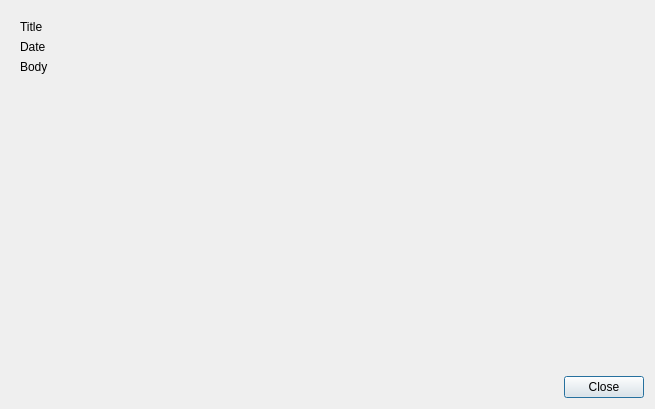
Above: src/qt/forms/showad.ui from CraigsCoin/CraigsCoin before the change. Below: the same form after it.
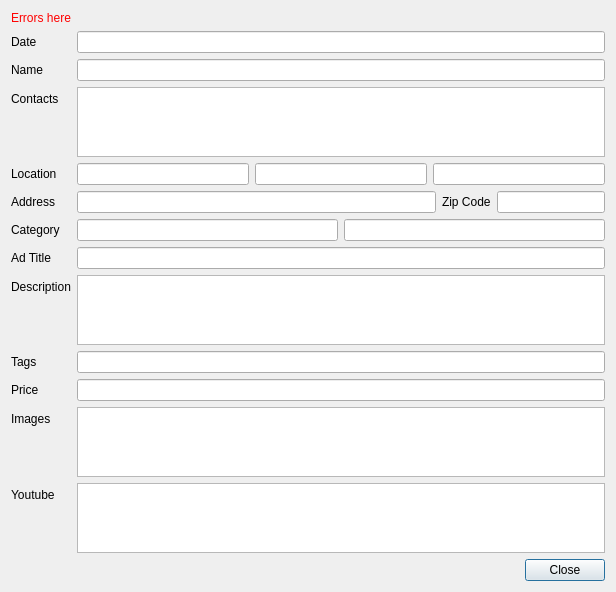
That is the form after the change.

Commit message: Reverted POS difficulty changes. New ad form.

Patch:
```diff
--- a/src/qt/forms/showad.ui
+++ b/src/qt/forms/showad.ui
@@ -6,66 +6,28 @@
    <rect>
     <x>0</x>
     <y>0</y>
-    <width>655</width>
-    <height>409</height>
+    <width>616</width>
+    <height>588</height>
    </rect>
   </property>
-  <property name="maximumSize">
-   <size>
-    <width>655</width>
-    <height>409</height>
-   </size>
-  </property>
-  <layout class="QVBoxLayout" name="verticalLayout_2">
-   <item>
-    <widget class="QFrame" name="frame">
-     <layout class="QVBoxLayout" name="verticalLayout_4">
-      <property name="spacing">
-       <number>0</number>
-      </property>
-      <property name="leftMargin">
-       <number>0</number>
-      </property>
-      <property name="topMargin">
-       <number>0</number>
-      </property>
-      <property name="rightMargin">
-       <number>0</number>
-      </property>
-      <property name="bottomMargin">
-       <number>0</number>
-      </property>
-      <item>
-       <widget class="QScrollArea" name="scrollArea">
-        <property name="frameShape">
-         <enum>QFrame::NoFrame</enum>
-        </property>
-        <property name="widgetResizable">
-         <bool>true</bool>
-        </property>
-        <widget class="QWidget" name="scrollAreaWidgetContents">
-         <property name="geometry">
-          <rect>
-           <x>0</x>
-           <y>0</y>
-           <width>637</width>
-           <height>366</height>
-          </rect>
-         </property>
-         <layout class="QVBoxLayout" name="verticalLayout_3">
-          <item>
-           <layout class="QVBoxLayout" name="verticalLayout">
-            <item>
-             <widget class="QLabel" name="labelTitle">
+  <layout class="QFormLayout" name="formLayout">
+   <item row="0" column="0">
+    <widget class="QLabel" name="errors">
+     <property name="sizePolicy">
+      <sizepolicy hsizetype="Expanding" vsizetype="Preferred">
+       <horstretch>0</horstretch>
+       <verstretch>0</verstretch>
+      </sizepolicy>
+     </property>
+     <property name="styleSheet">
+      <string notr="true">color: red</string>
+     </property>
               <property name="text">
-               <string>Title</string>
-              </property>
-              <property name="textInteractionFlags">
-               <set>Qt::LinksAccessibleByMouse|Qt::TextSelectableByKeyboard|Qt::TextSelectableByMouse</set>
+      <string>Errors here</string>
               </property>
              </widget>
             </item>
-            <item>
+   <item row="1" column="0">
              <widget class="QLabel" name="labelDate">
               <property name="text">
                <string>Date</string>
@@ -75,38 +37,262 @@
               </property>
              </widget>
             </item>
-           </layout>
-          </item>
+   <item row="1" column="1">
+    <widget class="QLineEdit" name="date">
+     <property name="readOnly">
+      <bool>true</bool>
+     </property>
+    </widget>
+   </item>
+   <item row="2" column="0">
+    <widget class="QLabel" name="label_2">
+     <property name="text">
+      <string>Name</string>
+     </property>
+    </widget>
+   </item>
+   <item row="2" column="1">
+    <widget class="QLineEdit" name="name">
+     <property name="readOnly">
+      <bool>true</bool>
+     </property>
+    </widget>
+   </item>
+   <item row="3" column="0">
+    <widget class="QLabel" name="label_3">
+     <property name="text">
+      <string>Contacts</string>
+     </property>
+    </widget>
+   </item>
+   <item row="3" column="1">
+    <widget class="QPlainTextEdit" name="contacts">
+     <property name="sizePolicy">
+      <sizepolicy hsizetype="Expanding" vsizetype="Preferred">
+       <horstretch>0</horstretch>
+       <verstretch>0</verstretch>
+      </sizepolicy>
+     </property>
+     <property name="readOnly">
+      <bool>true</bool>
+     </property>
+    </widget>
+   </item>
+   <item row="4" column="0">
+    <widget class="QLabel" name="label_4">
+     <property name="text">
+      <string>Location</string>
+     </property>
+    </widget>
+   </item>
+   <item row="4" column="1">
+    <layout class="QHBoxLayout" name="horizontalLayout_7">
+     <item>
+      <widget class="QLineEdit" name="country">
+       <property name="sizePolicy">
+        <sizepolicy hsizetype="Expanding" vsizetype="Fixed">
+         <horstretch>0</horstretch>
+         <verstretch>0</verstretch>
+        </sizepolicy>
+       </property>
+       <property name="readOnly">
+        <bool>true</bool>
+       </property>
+      </widget>
+     </item>
+     <item>
+      <widget class="QLineEdit" name="state">
+       <property name="sizePolicy">
+        <sizepolicy hsizetype="Expanding" vsizetype="Fixed">
+         <horstretch>0</horstretch>
+         <verstretch>0</verstretch>
+        </sizepolicy>
+       </property>
+       <property name="readOnly">
+        <bool>true</bool>
+       </property>
+      </widget>
+     </item>
+     <item>
+      <widget class="QLineEdit" name="town">
+       <property name="sizePolicy">
+        <sizepolicy hsizetype="Expanding" vsizetype="Fixed">
+         <horstretch>0</horstretch>
+         <verstretch>0</verstretch>
+        </sizepolicy>
+       </property>
+       <property name="readOnly">
+        <bool>true</bool>
+       </property>
+      </widget>
+     </item>
+    </layout>
+   </item>
+   <item row="5" column="0">
+    <widget class="QLabel" name="label_5">
+     <property name="text">
+      <string>Address</string>
+     </property>
+    </widget>
+   </item>
+   <item row="5" column="1">
+    <layout class="QHBoxLayout" name="horizontalLayout_4">
           <item>
-           <widget class="QLabel" name="labelBody">
+      <widget class="QLineEdit" name="address">
             <property name="sizePolicy">
-             <sizepolicy hsizetype="Preferred" vsizetype="Expanding">
+        <sizepolicy hsizetype="Expanding" vsizetype="Fixed">
               <horstretch>0</horstretch>
               <verstretch>0</verstretch>
              </sizepolicy>
             </property>
+       <property name="readOnly">
+        <bool>true</bool>
+       </property>
+      </widget>
+     </item>
+     <item>
+      <widget class="QLabel" name="label_6">
             <property name="text">
-             <string>Body</string>
-            </property>
-            <property name="scaledContents">
+        <string>Zip Code</string>
+       </property>
+      </widget>
+     </item>
+     <item>
+      <widget class="QLineEdit" name="zipcode">
+       <property name="sizePolicy">
+        <sizepolicy hsizetype="Preferred" vsizetype="Fixed">
+         <horstretch>0</horstretch>
+         <verstretch>0</verstretch>
+        </sizepolicy>
+       </property>
+       <property name="readOnly">
              <bool>true</bool>
             </property>
-            <property name="alignment">
-             <set>Qt::AlignLeading|Qt::AlignLeft|Qt::AlignTop</set>
-            </property>
-            <property name="wordWrap">
+      </widget>
+     </item>
+    </layout>
+   </item>
+   <item row="6" column="0">
+    <widget class="QLabel" name="label_7">
+     <property name="text">
+      <string>Category</string>
+     </property>
+    </widget>
+   </item>
+   <item row="6" column="1">
+    <layout class="QHBoxLayout" name="horizontalLayout_5">
+     <item>
+      <widget class="QLineEdit" name="category">
+       <property name="sizePolicy">
+        <sizepolicy hsizetype="Expanding" vsizetype="Fixed">
+         <horstretch>0</horstretch>
+         <verstretch>0</verstretch>
+        </sizepolicy>
+       </property>
+       <property name="readOnly">
              <bool>true</bool>
             </property>
-            <property name="textInteractionFlags">
-             <set>Qt::LinksAccessibleByMouse|Qt::TextSelectableByKeyboard|Qt::TextSelectableByMouse</set>
-            </property>
+      </widget>
+     </item>
+     <item>
+      <widget class="QLineEdit" name="subcategory">
+       <property name="sizePolicy">
+        <sizepolicy hsizetype="Expanding" vsizetype="Fixed">
+         <horstretch>0</horstretch>
+         <verstretch>0</verstretch>
+        </sizepolicy>
+       </property>
+       <property name="readOnly">
+        <bool>true</bool>
+       </property>
            </widget>
           </item>
          </layout>
-        </widget>
-       </widget>
-      </item>
-      <item>
+   </item>
+   <item row="7" column="0">
+    <widget class="QLabel" name="label_8">
+     <property name="text">
+      <string>Ad Title</string>
+     </property>
+    </widget>
+   </item>
+   <item row="7" column="1">
+    <widget class="QLineEdit" name="title">
+     <property name="readOnly">
+      <bool>true</bool>
+     </property>
+    </widget>
+   </item>
+   <item row="8" column="0">
+    <widget class="QLabel" name="label_9">
+     <property name="text">
+      <string>Description</string>
+     </property>
+    </widget>
+   </item>
+   <item row="8" column="1">
+    <widget class="QPlainTextEdit" name="description">
+     <property name="readOnly">
+      <bool>true</bool>
+     </property>
+    </widget>
+   </item>
+   <item row="9" column="0">
+    <widget class="QLabel" name="label_10">
+     <property name="text">
+      <string>Tags</string>
+     </property>
+    </widget>
+   </item>
+   <item row="9" column="1">
+    <widget class="QLineEdit" name="tags">
+     <property name="readOnly">
+      <bool>true</bool>
+     </property>
+    </widget>
+   </item>
+   <item row="10" column="0">
+    <widget class="QLabel" name="label_11">
+     <property name="text">
+      <string>Price</string>
+     </property>
+    </widget>
+   </item>
+   <item row="10" column="1">
+    <widget class="QLineEdit" name="price">
+     <property name="readOnly">
+      <bool>true</bool>
+     </property>
+    </widget>
+   </item>
+   <item row="11" column="0">
+    <widget class="QLabel" name="label_12">
+     <property name="text">
+      <string>Images</string>
+     </property>
+    </widget>
+   </item>
+   <item row="11" column="1">
+    <widget class="QListWidget" name="images">
+     <property name="editTriggers">
+      <set>QAbstractItemView::NoEditTriggers</set>
+     </property>
+     <property name="selectionRectVisible">
+      <bool>true</bool>
+     </property>
+    </widget>
+   </item>
+   <item row="12" column="1">
+    <widget class="QListWidget" name="videos">
+     <property name="editTriggers">
+      <set>QAbstractItemView::NoEditTriggers</set>
+     </property>
+     <property name="selectionRectVisible">
+      <bool>true</bool>
+     </property>
+    </widget>
+   </item>
+   <item row="13" column="1">
        <layout class="QHBoxLayout" name="horizontalLayout">
         <item>
          <spacer name="horizontalSpacer">
@@ -130,10 +316,11 @@
         </item>
        </layout>
       </item>
-     </layout>
-     <zorder>scrollArea</zorder>
-     <zorder>scrollArea</zorder>
-     <zorder>horizontalLayoutWidget</zorder>
+   <item row="12" column="0">
+    <widget class="QLabel" name="label_13">
+     <property name="text">
+      <string>Youtube</string>
+     </property>
     </widget>
    </item>
   </layout>
```
Left out of the diff: 39 changed lines with no effect on the pictures. Lines whose indentation alone changed are shown as unchanged. The commit also changes 24 other files.
